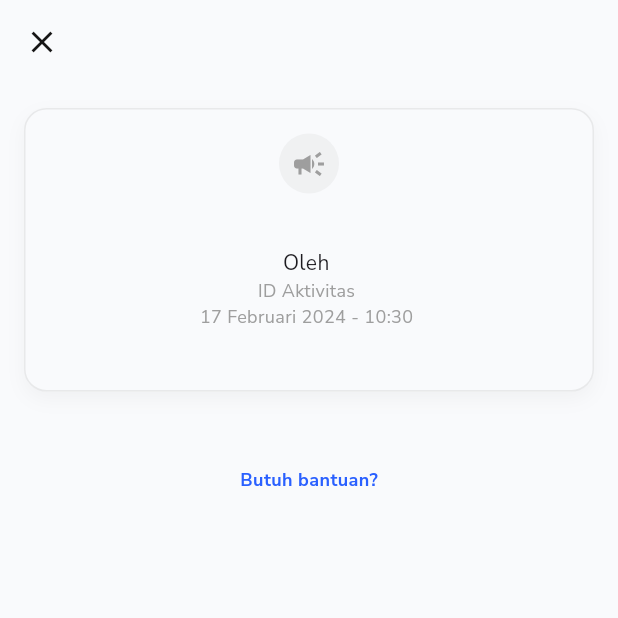
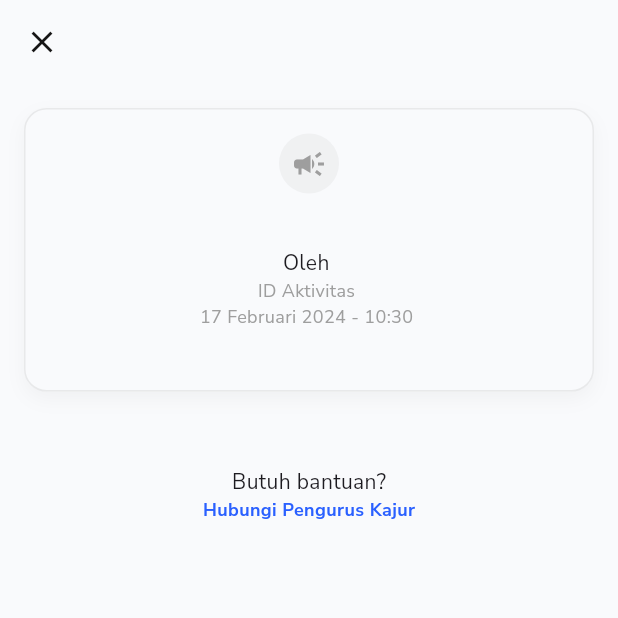
Before and after one commit to irfanarfianto/kajur_app, a Flutter app: the ActivityDetailPage screen opened directly with empty values, on a phone screen of 412 x 824 dp, the top half of it. Run offline on Flutter 3.47's test engine with Material 3 defaults, Android fonts, the phone set to English and light mode, and no system bars; our stand-ins replace cached_network_image, carousel_slider, cloud_firestore, connectivity_plus, dropdown_button2, easy_date_timeline and 15 more; missing offline and left inert: animated_snack_bar, dotted_dashed_line, firebase_app_check; accounts and stored records are empty.

Commit message:
Add "Butuh bantuan?" text and "Hubungi Pengurus Kajur" functionality

```diff
--- a/lib/components/activity/detail_activity.dart
+++ b/lib/components/activity/detail_activity.dart
@@ -136,16 +136,20 @@ class _ActivityDetailPageState extends State<ActivityDetailPage> {
                 if (action == 'Update Stok') buildMenuWidget(context, userRole),
                 if (action == 'Edit Produk') buildMenuWidget(context, userRole),
                 const SizedBox(height: 25),
+                const Text(
+                  'Butuh bantuan?',
+                ),
                 InkWell(
                   onTap: () {
                     openWhatsApp(context);
                   },
-                    child: const Text('Butuh bantuan?',
+                  child: const Text('Hubungi Pengurus Kajur',
                       style: TextStyle(
                         fontSize: 12,
                         fontWeight: FontWeight.bold,
                         color: Col.primaryColor,
-                        ))),
+                      )),
+                ),
                 const SizedBox(height: 25),
               ],
             ),
--- a/lib/screens/products/list/list_products_page.dart
+++ b/lib/screens/products/list/list_products_page.dart
@@ -1,13 +1,10 @@
 import 'dart:async';
-import 'package:cached_network_image/cached_network_image.dart';
 import 'package:flutter/material.dart';
 import 'package:cloud_firestore/cloud_firestore.dart';
-import 'package:intl/intl.dart';
 import 'package:kajur_app/design/system.dart';
 import 'package:kajur_app/components/produk/kirim_data_produk.dart';
 import 'package:kajur_app/screens/products/details/details_products_page.dart';
 import 'package:kajur_app/components/produk/sorting_overlay.dart';
-import 'package:kajur_app/components/produk/update_stock_dialog.dart';
 import 'package:kajur_app/screens/products/list/high_stock_products_card.dart';
 import 'package:kajur_app/screens/products/list/low_stock_products_card.dart';
 import 'package:skeletonizer/skeletonizer.dart';
```
Lines whose indentation alone changed are shown as unchanged.
